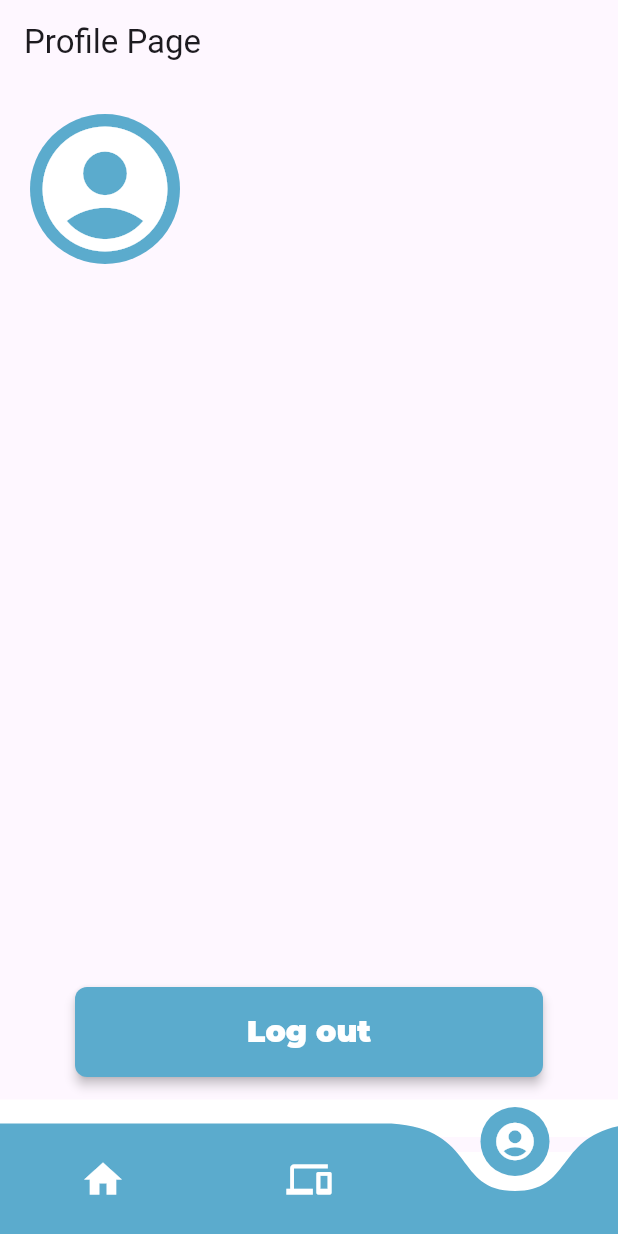
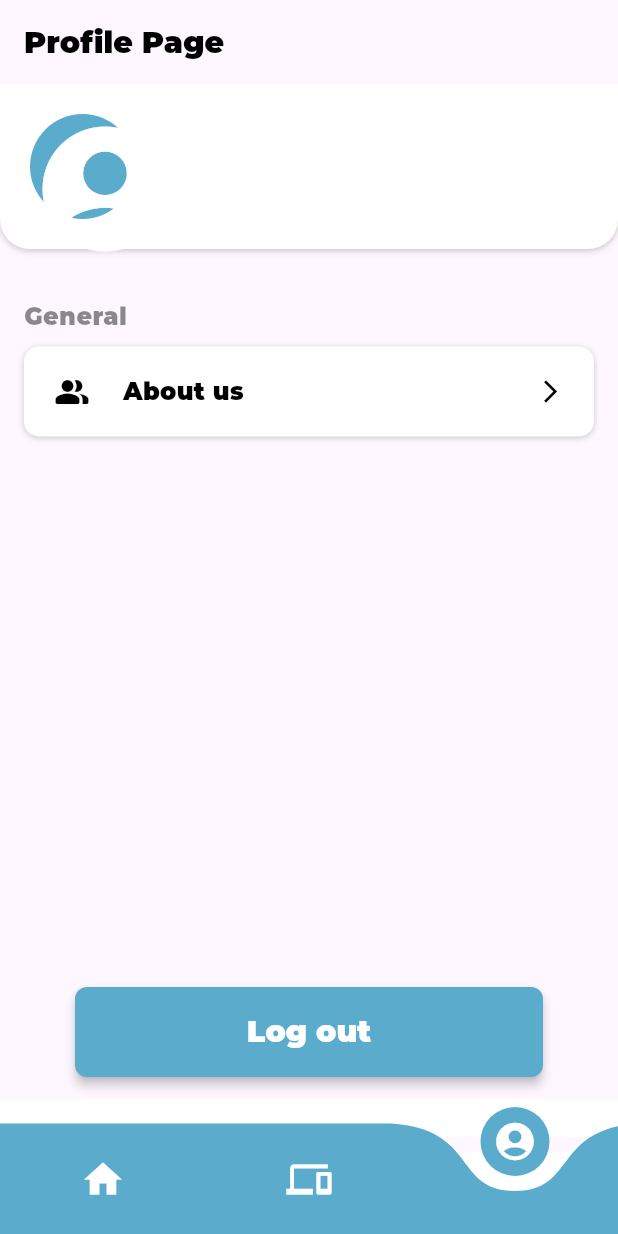
Before and after one commit to TronCM143/finalfinal, a Flutter app: the screen it shows once a user with an empty profile is signed in, item 3 of the bottom bar chosen, on a phone screen of 412 x 824 dp. Run offline on Flutter 3.47's test engine with Material 3 defaults, Android fonts, the phone set to English and light mode, and no system bars; drawn by our look-alikes of curved_navigation_bar; our stand-ins replace cloud_firestore, device_info_plus, firebase_auth, firebase_core, google_fonts, google_maps_flutter and 3 more; accounts and stored records are empty.

```diff
--- a/lib/pages/home_page.dart
+++ b/lib/pages/home_page.dart
@@ -3,7 +3,7 @@ import 'package:firebase_auth/firebase_auth.dart';
 import 'package:flutter/material.dart';
 import 'package:mapa/pages/profile_pdage.dart';
 
-import '../map.dart';
+import 'map.dart';
 import 'devices_page.dart';
 
 class HomePage extends StatefulWidget {
--- a/lib/pages/profile_pdage.dart
+++ b/lib/pages/profile_pdage.dart
@@ -3,6 +3,7 @@ import 'package:firebase_auth/firebase_auth.dart';
 import 'package:google_sign_in/google_sign_in.dart';
 import 'package:cloud_firestore/cloud_firestore.dart';
 import 'package:mapa/components/auth_page.dart';
+import 'package:mapa/pages/aboutpage.dart';
 
 class ProfilePage extends StatefulWidget {
   const ProfilePage({Key? key});
@@ -31,7 +32,6 @@ class _ProfilePageState extends State<ProfilePage> {
           setState(() {
             _profilePictureUrl = googleUser.photoUrl;
           });
-          // Store email to Firestore
           await _storeEmailToFirestore(currentUser.uid, currentUser.email!);
         }
       } else {
@@ -70,23 +70,54 @@ class _ProfilePageState extends State<ProfilePage> {
     }
   }
 
+  void _navigateToAboutUs(BuildContext context) {
+    Navigator.push(
+      context,
+      MaterialPageRoute(
+        builder: (context) => const AboutPage(),
+      ),
+    );
+  }
+
   @override
   Widget build(BuildContext context) {
     return Scaffold(
       appBar: AppBar(
-        title: const Text('Profile Page'),
+        title: const Text(
+          'Profile Page',
+          style: TextStyle(
+            fontFamily: 'Montserrat',
+            fontWeight: FontWeight.w900,
+            fontSize: 20,
+            color: Colors.black,
+          ),
+        ),
       ),
       body: Column(
         crossAxisAlignment: CrossAxisAlignment.stretch,
         children: [
-          Padding(
+          Container(
+            decoration: const BoxDecoration(
+              color: Colors.white,
+              boxShadow: [
+                BoxShadow(
+                  color: Color(0x33000000),
+                  blurRadius: 3,
+                  offset: Offset(0, 1),
+                ),
+              ],
+              borderRadius: BorderRadius.only(
+                bottomLeft: Radius.circular(20),
+                bottomRight: Radius.circular(20),
+              ),
+            ),
+            child: Padding(
               padding: const EdgeInsets.all(20),
               child: Row(
                 children: [
                   CircleAvatar(
-                  // Display profile picture or default icon based on the URL
                     backgroundColor: const Color(0xFF5BABCD),
-                  radius: 50,
+                    radius: 35,
                     child: _profilePictureUrl != null
                         ? ClipOval(
                             child: Image.network(
@@ -103,22 +134,101 @@ class _ProfilePageState extends State<ProfilePage> {
                           ),
                   ),
                   const SizedBox(width: 20),
-                Text(
-                  '${FirebaseAuth.instance.currentUser!.email}',
+                  Flexible(
+                    child: Text(
+                      FirebaseAuth.instance.currentUser!.email!,
                       style: const TextStyle(
                         fontFamily: 'Montserrat',
                         fontWeight: FontWeight.w900,
                         fontSize: 20,
                       ),
+                      overflow: TextOverflow.ellipsis,
+                    ),
                   ),
                 ],
               ),
             ),
-          const Expanded(
+          ),
+          const SizedBox(height: 25),
+          Expanded(
             child: Column(
-              mainAxisAlignment: MainAxisAlignment.center,
+              mainAxisAlignment: MainAxisAlignment.start,
               children: [
-                // Add any future content here
+                Padding(
+                  padding: const EdgeInsets.fromLTRB(16, 0, 16, 0),
+                  child: Container(
+                    alignment: Alignment.centerLeft,
+                    height: 40,
+                    child: const Text(
+                      'General',
+                      style: TextStyle(
+                        fontFamily: 'Montserrat',
+                        fontWeight: FontWeight.w900,
+                        fontSize: 16,
+                        color: Colors.black45,
+                      ),
+                    ),
+                  ),
+                ),
+                Padding(
+                  padding: const EdgeInsets.fromLTRB(16, 0, 16, 0),
+                  child: GestureDetector(
+                    onTap: () => _navigateToAboutUs(context),
+                    child: Container(
+                      height: 60,
+                      width: double.infinity,
+                      decoration: BoxDecoration(
+                        color: Colors.white,
+                        borderRadius: BorderRadius.circular(10),
+                        boxShadow: const [
+                          BoxShadow(
+                            color: Color(0x33000000),
+                            blurRadius: 3,
+                            offset: Offset(0, 1),
+                          ),
+                        ],
+                      ),
+                      child: const Padding(
+                        padding: EdgeInsets.symmetric(horizontal: 20),
+                        child: Row(
+                          mainAxisSize: MainAxisSize.max,
+                          children: [
+                            Padding(
+                              padding: EdgeInsets.fromLTRB(0, 0, 10, 0),
+                              child: Icon(
+                                Icons.people_alt_rounded,
+                                color: Colors.black,
+                                size: 24,
+                              ),
+                            ),
+                            Expanded(
+                              child: Padding(
+                                padding: EdgeInsetsDirectional.fromSTEB(12, 0, 0, 0),
+                                child: Text(
+                                  'About us',
+                                  style: TextStyle(
+                                    fontFamily: 'Montserrat',
+                                    fontWeight: FontWeight.w900,
+                                    fontSize: 16,
+                                    color: Colors.black,
+                                  ),
+                                ),
+                              ),
+                            ),
+                            Align(
+                              alignment: AlignmentDirectional(0.9, 0),
+                              child: Icon(
+                                Icons.arrow_forward_ios,
+                                color: Colors.black,
+                                size: 18,
+                              ),
+                            ),
+                          ],
+                        ),
+                      ),
+                    ),
+                  ),
+                ),
               ],
             ),
           ),
```
Also changed, not shown: lib/pages/aboutpage.dart (added, +77 -0 lines), lib/pages/map.dart (renamed from lib/map.dart, +17 -8 lines), assets/logo_with_name1.png (renamed from assets/logo_wih_name1.png). Lines whose indentation alone changed are shown as unchanged.
